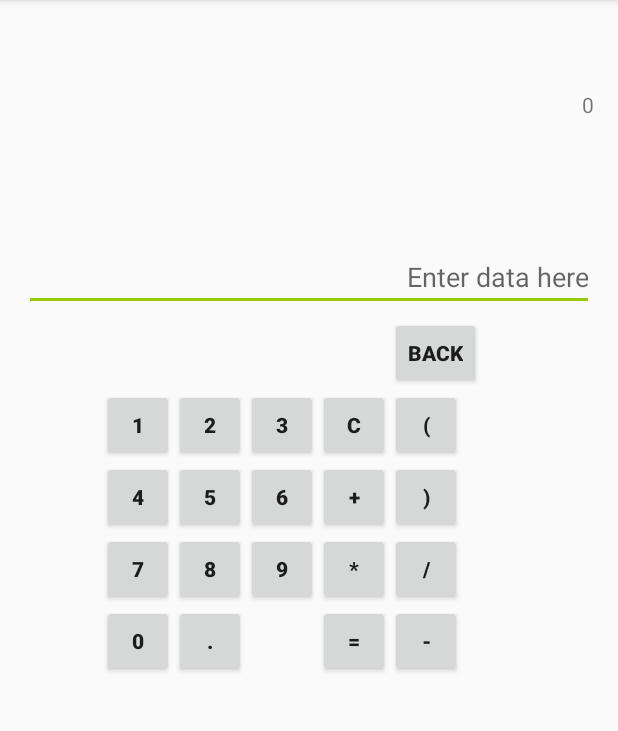
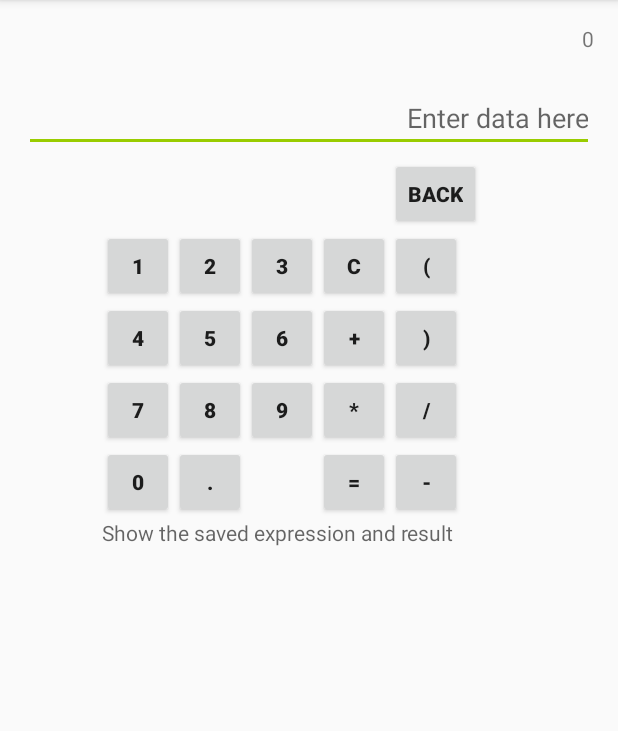
Before and after one commit to vonschbo/my-simple-android-calculator, an Android app: the screen it shows after launch (MainActivity), on a phone screen of 412 x 824 dp, the part 84-815 px from its top. Run offline under Robolectric (Android 15) with nearby library versions, the phone set to English and light mode, and no system bars.

Commit message:
add basic extension

```diff
--- a/app/src/main/res/layout/activity_main.xml
+++ b/app/src/main/res/layout/activity_main.xml
@@ -17,9 +17,8 @@
         android:gravity="right"
         android:height="40dp"
         android:layout_alignParentTop="true"
-        android:layout_alignParentRight="true"
-        android:layout_alignParentEnd="true"
-        android:layout_marginTop="44dp" />
+        android:layout_alignParentLeft="true"
+        android:layout_alignParentStart="true" />
 
     <EditText
         android:layout_width="match_parent"
@@ -29,7 +28,6 @@
         android:gravity="right"
         android:cursorVisible="false"
         android:backgroundTint="@android:color/holo_green_light"
-        android:layout_marginTop="62dp"
         android:layout_below="@+id/textView"
         android:layout_alignParentLeft="true"
         android:layout_alignParentStart="true" />
@@ -281,4 +279,16 @@
         android:layout_toRightOf="@+id/button_Cancel"
         android:layout_toEndOf="@+id/button_Cancel" />
 
+    <TextView
+        android:layout_width="wrap_content"
+        android:layout_height="wrap_content"
+        android:hint="Show the saved expression and result"
+        android:id="@+id/saved_textView"
+        android:layout_below="@+id/button0"
+        android:layout_alignRight="@+id/button_Minus"
+        android:layout_alignEnd="@+id/button_Minus"
+        android:layout_alignLeft="@+id/button0"
+        android:layout_alignStart="@+id/button0"
+        android:layout_alignParentBottom="true" />
+
 </RelativeLayout>
```
Also changed, not shown: app/src/main/java/geo/com/example/bo/comp6442_assignment_2_2016/MainActivity.java (+69 -0 lines).
